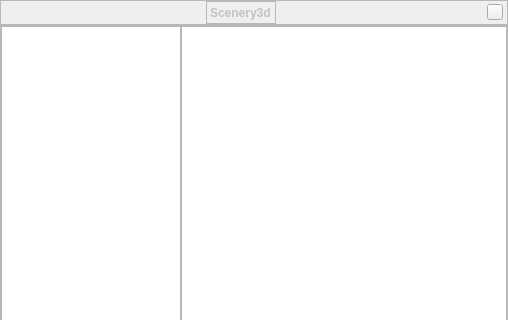
The window that plugins/Scenery3d/src/gui/scenery3dDialog.ui (519984307/stellarium_src) describes before a commit, drawn with Qt 5; both pictures show x 0 to 508 and y 0 to 320 of the 508 by 517 pixel window.
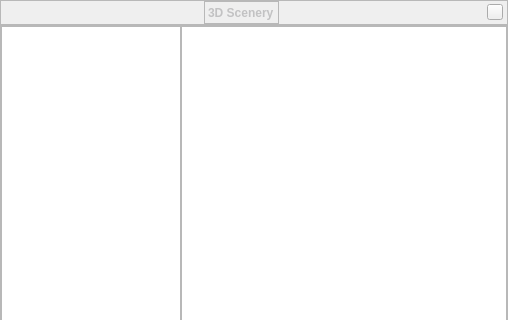
The same window after the commit. Custom widgets are drawn as their Qt base class.

Diff of the .ui file:
```diff
--- a/plugins/Scenery3d/src/gui/scenery3dDialog.ui
+++ b/plugins/Scenery3d/src/gui/scenery3dDialog.ui
@@ -155,7 +155,7 @@
          <number>0</number>
         </property>
         <property name="text">
-         <string>Scenery3d</string>
+         <string>3D Scenery</string>
         </property>
         <property name="indent">
          <number>-1</number>
```
Left out of the diff: 4 changed lines with no effect on the pictures.
